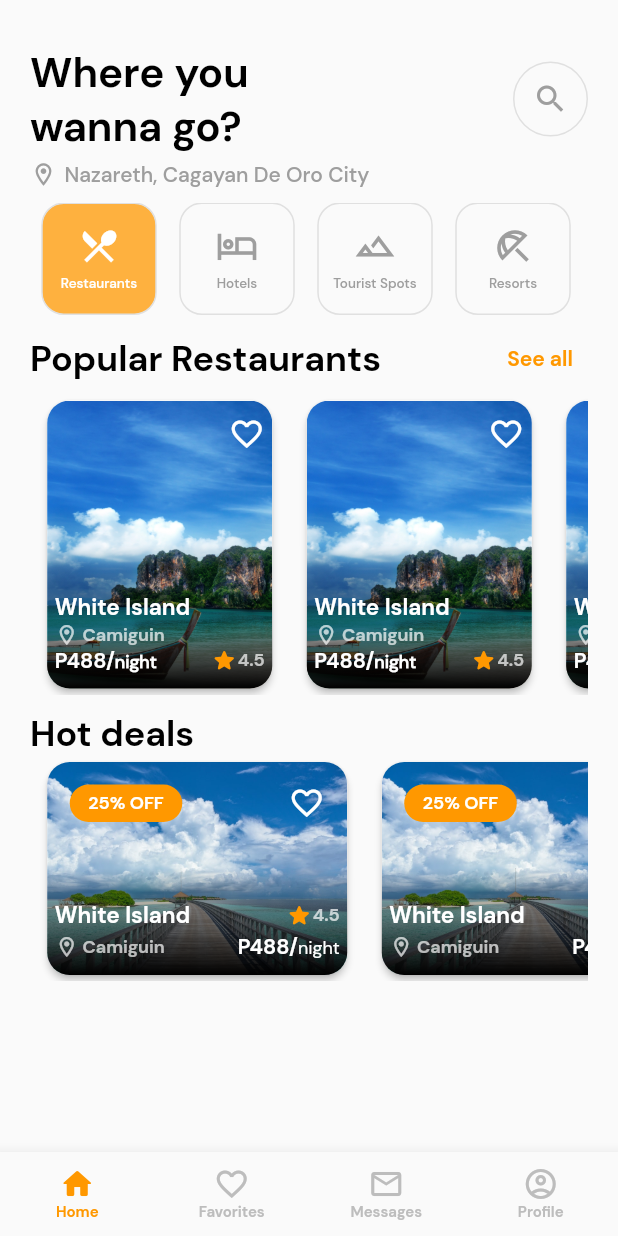
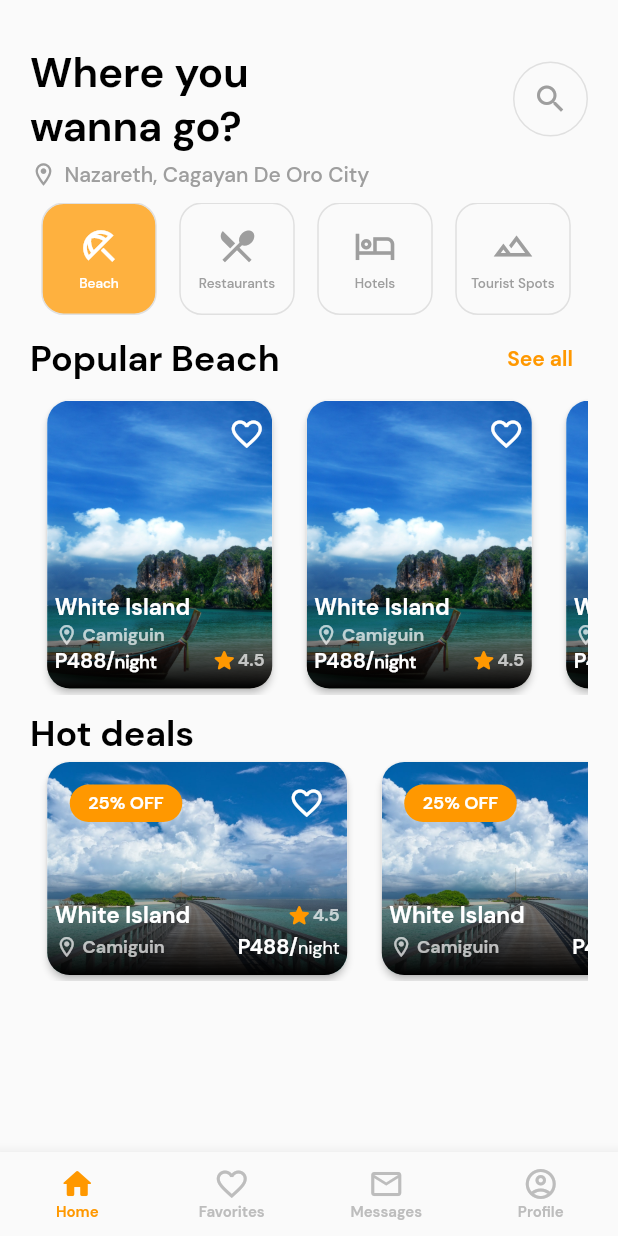
Before and after one commit to lansoyyy/hotel_booking_app, a Flutter app: the screen it shows after launch, on a phone screen of 412 x 824 dp. Run offline on Flutter 3.47's test engine with Material 2 defaults, Android fonts, the phone set to English and light mode, and no system bars.

Commit message:
added main layout

```diff
--- a/lib/screens/tabs/home_tab.dart
+++ b/lib/screens/tabs/home_tab.dart
@@ -14,9 +14,10 @@ class HomeTab extends StatefulWidget {
 class _HomeTabState extends State<HomeTab> {
   int selectedIndex = 0;
 
-  String selected = 'Restaurants';
+  String selected = 'Beach';
 
   List filters = [
+    {'name': 'Beach', 'icon': Icons.beach_access_outlined},
     {'name': 'Restaurants', 'icon': Icons.restaurant_menu_outlined},
     {'name': 'Hotels', 'icon': Icons.hotel_outlined},
     {'name': 'Tourist Spots', 'icon': Icons.landscape_outlined},
```
